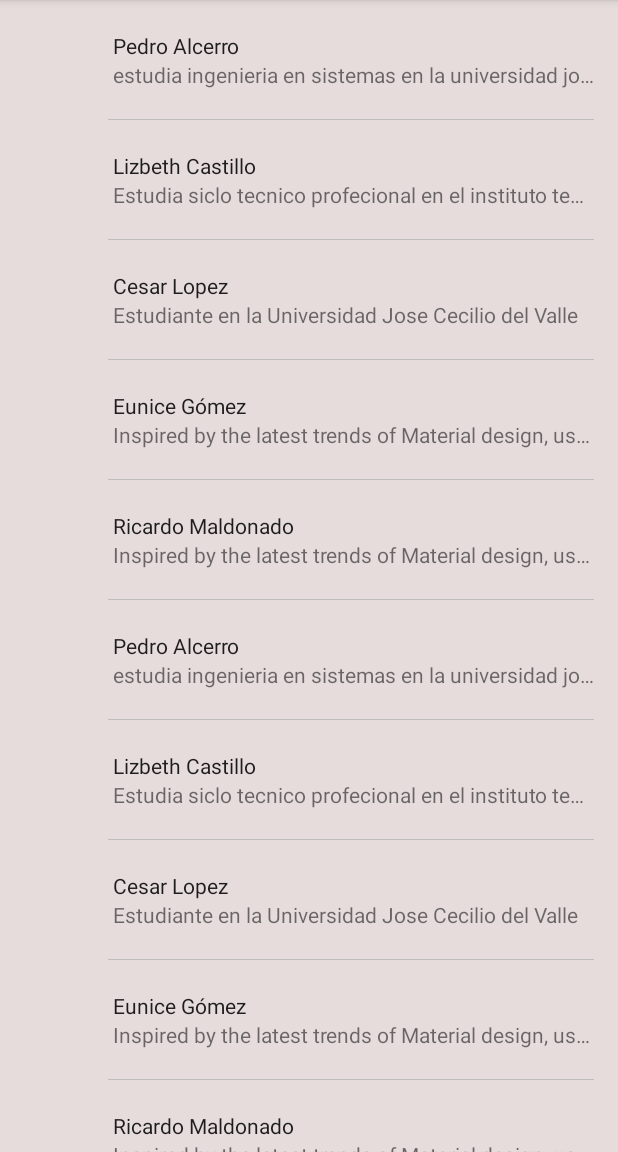
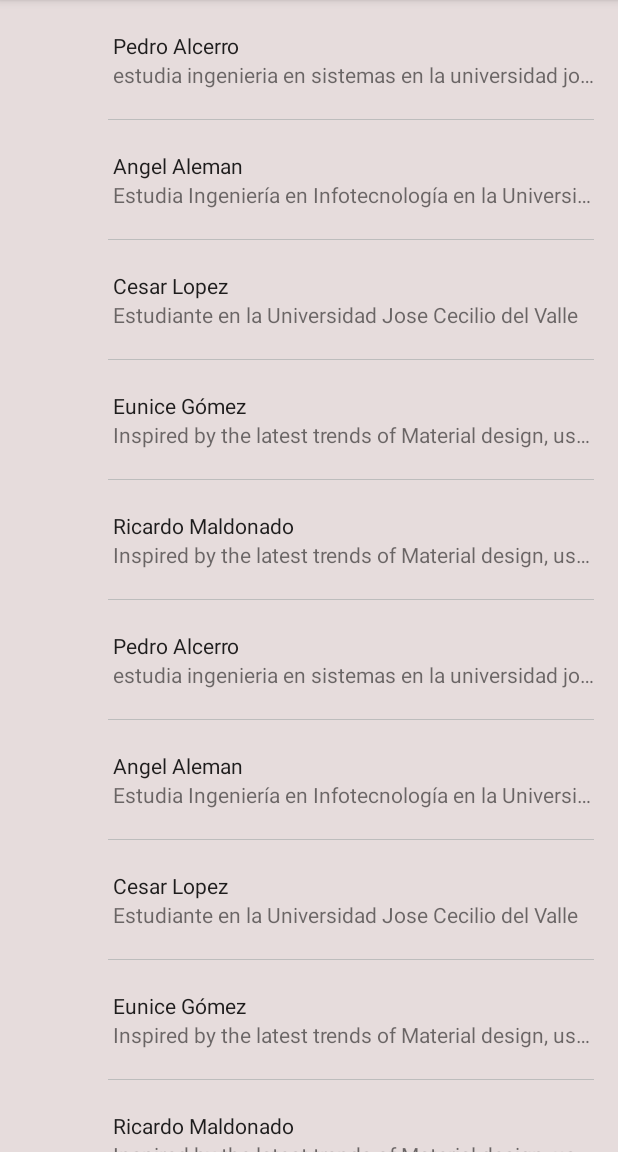
Before and after one commit to pedro2016/Mensajes, an Android app: the screen it shows after launch (MainActivity), on a phone screen of 412 x 824 dp, the part 84-1236 px from its top. Run offline under Robolectric (Android 15) with nearby library versions, the phone set to English and light mode, and no system bars; our stand-ins replace CircleImageView; pictures from the network do not load; 1 statement that could not run was skipped.

Commit message:
modifique los datos personales

```diff
--- a/app/src/main/res/values/strings.xml
+++ b/app/src/main/res/values/strings.xml
@@ -16,14 +16,14 @@
     <string name="twitterP1">leonardo@1201</string>
 
     <!-- PERSONA 2 -->
-    <string name="nombreP2">Lizbeth Castillo</string>
-    <string name="descripcionP2"> Estudia siclo tecnico profecional en el instituto tecnico rafael pineda ponce </string>
-    <string name="edadP2">15</string>
+    <string name="nombreP2">Angel Aleman</string>
+    <string name="descripcionP2"> Estudia Ingeniería en Infotecnología en la Universidad "José Cecilio del Valle"</string>
+    <string name="edadP2">21</string>
     <string name="profesionP2">Estudiante</string>
-    <string name="estadocivilP2">Soltera</string>
-    <string name="numeroP2">98652515</string>
-    <string name="emailP2">Lizbethcastillo@yahoo.com</string>
-    <string name="facebookP2">wwww.facebook.com/lizbethalcerro</string>
+    <string name="estadocivilP2">Soltero</string>
+    <string name="numeroP2">99703932</string>
+    <string name="emailP2">angel.aleman1414@gmail.com</string>
+    <string name="facebookP2">wwww.facebook.com/angelaleman14</string>
     <string name="twitterP2">twitter.com</string>
 
     <!-- PERSONA 3 -->
```
